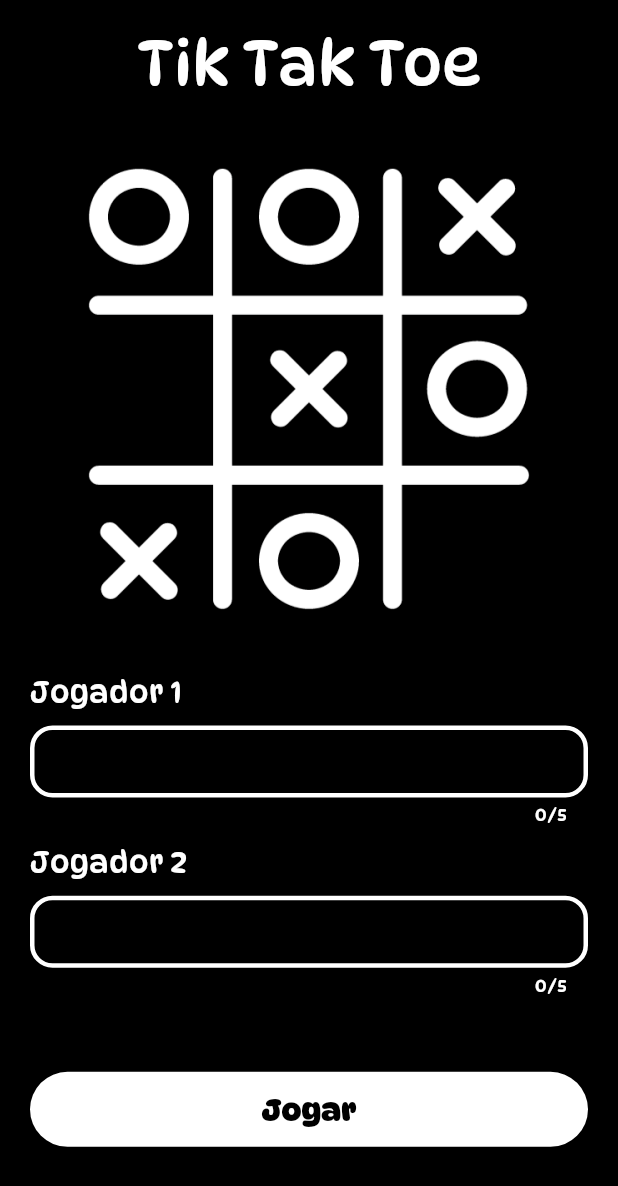
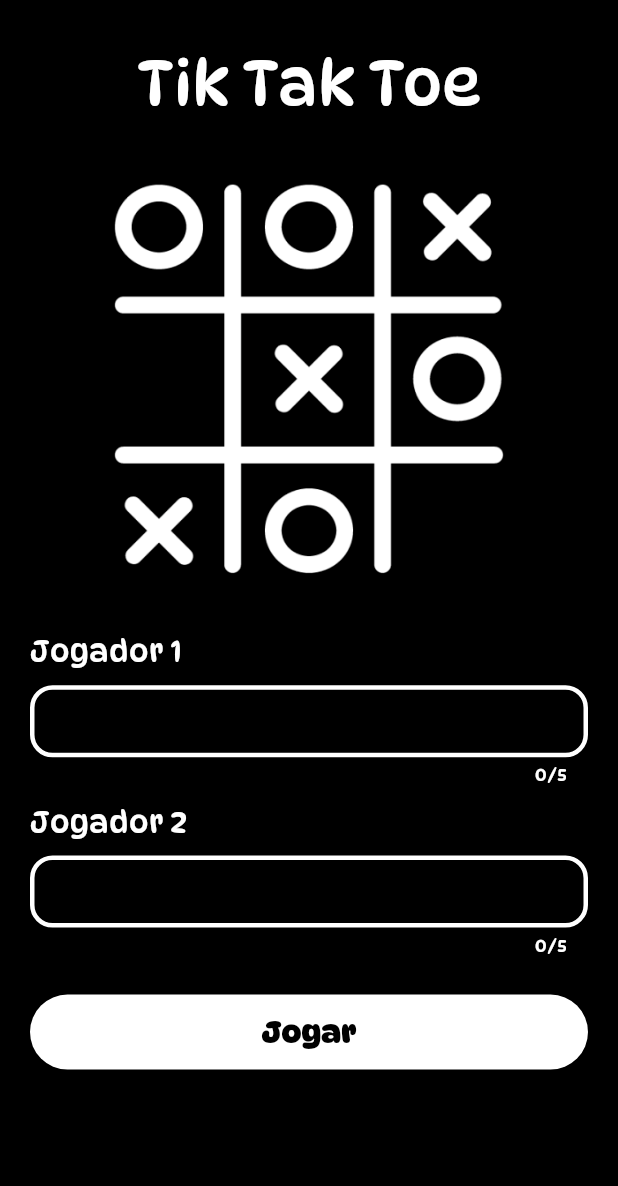
Before and after one commit to rafaelcsilvadev/tiktaktoe, a Flutter app: the screen it shows after launch, on a phone screen of 412 x 824 dp. Shown: the top 1186 px of the screen. Run offline on Flutter 3.47's test engine with Material 3 defaults, Android fonts, the phone set to English and light mode, and no system bars; our stand-ins replace flutter_modular, gap.

Commit message:
Adjusted code

```diff
--- a/lib/modules/game/presentation/views/game_view.dart
+++ b/lib/modules/game/presentation/views/game_view.dart
@@ -65,7 +65,10 @@ class _GameViewState extends State<GameView> {
           secondaryButton: SizedBox(
             width: 450,
             child: AppButton.primary(
-              onPressed: () => Modular.to.popAndPushNamed(GameRoutes.players),
+              onPressed: () {
+                Modular.to.pop();
+                Modular.to.popAndPushNamed(GameRoutes.players);
+              },
               backgroundColor: WidgetStateProperty.all(AppColors.neutral.value),
               child: AppText.regular(
                 'Sair',
--- a/lib/modules/game/presentation/views/players_view.dart
+++ b/lib/modules/game/presentation/views/players_view.dart
@@ -67,7 +67,7 @@ class _PlayersViewState extends State<PlayersView> {
                 ),
               ),
               Gap(size.height * 0.02),
-              Image.asset(AppImages.logo, scale: 1.5),
+              Image.asset(AppImages.logo, scale: 1.7),
               Gap(size.height * 0.02),
               Container(
                 alignment: Alignment.centerLeft,
@@ -104,7 +104,7 @@ class _PlayersViewState extends State<PlayersView> {
                   });
                 },
               ),
-              Gap(size.height * 0.06),
+              Gap(size.height * 0.03),
               SizedBox(
                 width: size.width,
                 height: 50,
```
